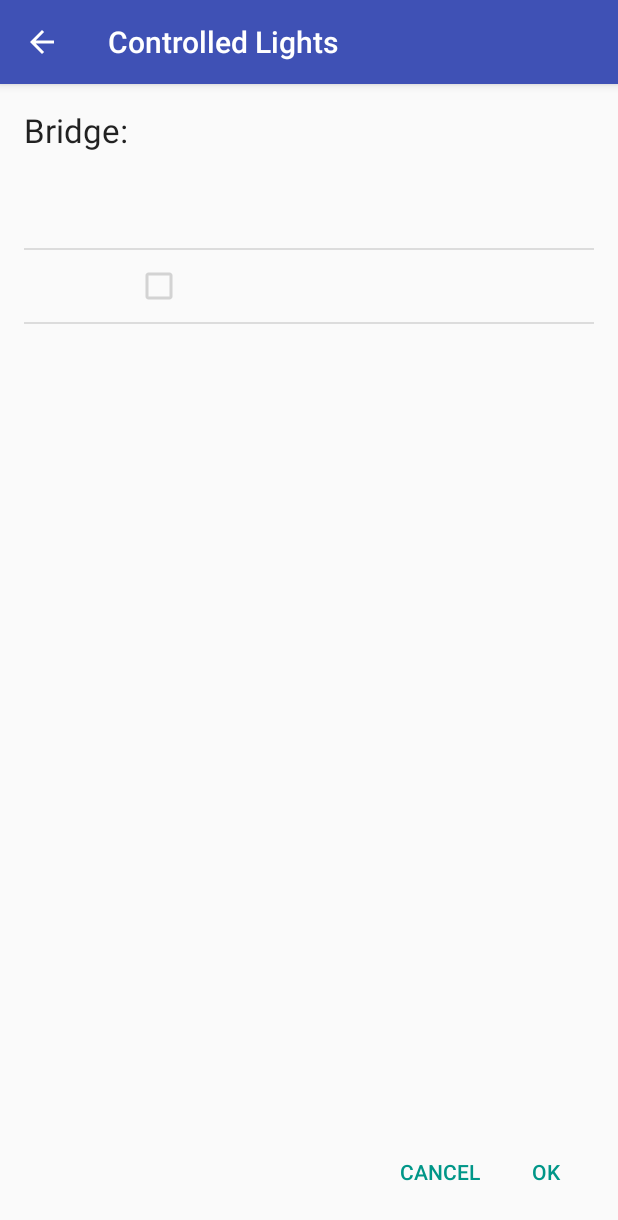
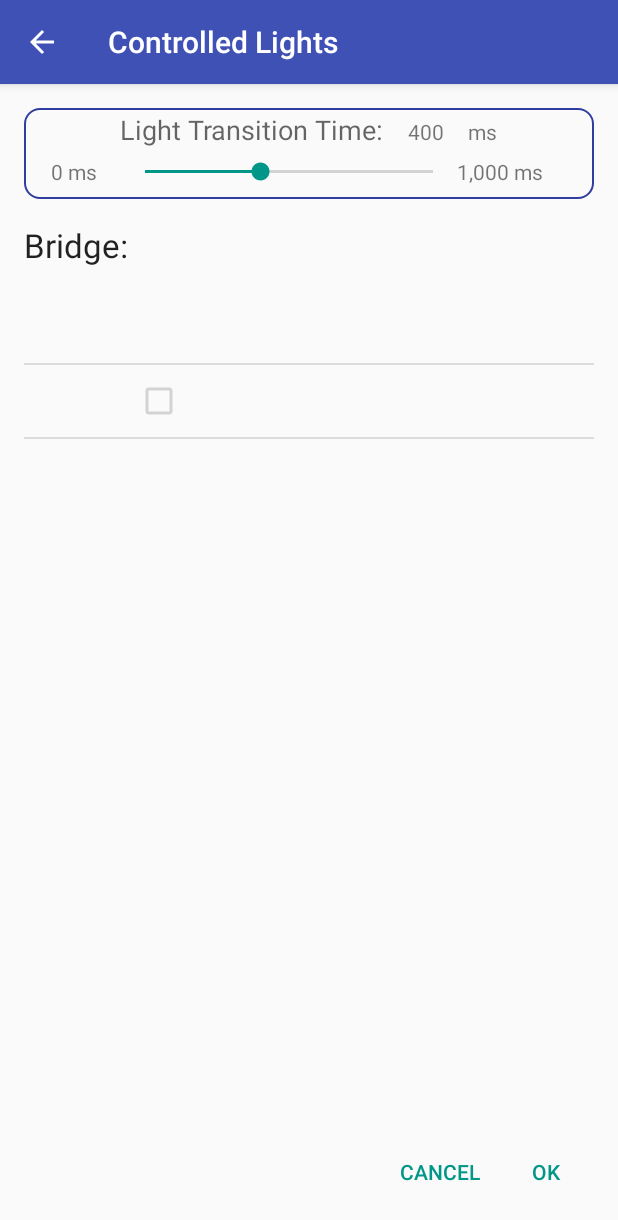
Before and after one commit to OakOnEll/HueMatch, an Android app: the ControlledLightsActivity screen opened directly, with no data from a screen before it, on a phone screen of 412 x 824 dp. Shown: the top 1220 px of the screen. Run offline under Robolectric (Android 15) with nearby library versions, the phone set to English and light mode, and no system bars; 11 statements that could not run were skipped.

Commit message:
Transition time on settings page..

```diff
--- a/app/build.gradle
+++ b/app/build.gradle
@@ -7,8 +7,8 @@ android {
         applicationId "com.oakonell.huematch"
         minSdkVersion 21
         targetSdkVersion 25
-        versionCode 3
-        versionName "1.02"
+        versionCode 4
+        versionName "1.04"
         testInstrumentationRunner "android.support.test.runner.AndroidJUnitRunner"
     }
     buildTypes {
--- a/app/src/main/java/com/oakonell/huematch/ControlledLightsActivity.java
+++ b/app/src/main/java/com/oakonell/huematch/ControlledLightsActivity.java
@@ -21,6 +21,7 @@ import android.widget.Button;
 import android.widget.CheckBox;
 import android.widget.CompoundButton;
 import android.widget.ImageView;
+import android.widget.SeekBar;
 import android.widget.TextView;
 
 import com.philips.lighting.hue.sdk.PHHueSDK;
@@ -47,6 +48,9 @@ public class ControlledLightsActivity extends AppCompatActivity {
     private RoomLightsAdapter lightsAdapter;
     private TextView bridgeNameView;
     private HueSharedPreferences prefs;
+
+    private TextView transition_time;
+    private SeekBar transition_time_seek;
 
     @Override
     protected void onCreate(Bundle savedInstanceState) {
@@ -94,6 +98,9 @@ public class ControlledLightsActivity extends AppCompatActivity {
             }
         });
 
+        transition_time = (TextView) findViewById(R.id.transition_time);
+        transition_time_seek = (SeekBar) findViewById(R.id.transition_time_seek);
+
         bridgeNameView = (TextView) findViewById(R.id.bridge_name);
 
         lightsListView = (RecyclerView) findViewById(R.id.lights_list);
@@ -111,6 +118,10 @@ public class ControlledLightsActivity extends AppCompatActivity {
                     }
                 }
                 prefs.setControlledLightIds(result);
+
+                // save the transition time
+                int transitionTime = transition_time_seek.getProgress();
+                prefs.setTransitionTime(transitionTime);
 
                 finish();
             }
@@ -146,6 +157,31 @@ public class ControlledLightsActivity extends AppCompatActivity {
         bridgeNameView.setText(bridgeName);
 
         prefs = HueSharedPreferences.getInstance(getApplicationContext());
+
+
+        // setup the transition time
+        transition_time.setText(Integer.toString(prefs.getTransitionTime()));
+        transition_time_seek.setProgress(prefs.getTransitionTime());
+        transition_time_seek.setOnSeekBarChangeListener(new SeekBar.OnSeekBarChangeListener() {
+            @Override
+            public void onProgressChanged(SeekBar seekBar, int progress, boolean fromUser) {
+                transition_time_seek.setProgress(progress);
+                transition_time.setText(Integer.toString(progress));
+            }
+
+            @Override
+            public void onStartTrackingTouch(SeekBar seekBar) {
+
+            }
+
+            @Override
+            public void onStopTrackingTouch(SeekBar seekBar) {
+
+            }
+        });
+
+
+        // setup controlled lights
         Set<String> controlledIds = prefs.getControlledLightIds();
 
         List<LightOrRoom> list = new ArrayList<>();
--- a/app/src/main/java/com/oakonell/huematch/HueMatcherActivity.java
+++ b/app/src/main/java/com/oakonell/huematch/HueMatcherActivity.java
@@ -126,6 +126,7 @@ public class HueMatcherActivity extends AppCompatActivity {
     private CaptureState captureState = CaptureState.OFF;
 
     private PHHueSDK phHueSDK;
+    private int transitionTimeMs;
 
     private long start;
 
@@ -648,6 +649,7 @@ public class HueMatcherActivity extends AppCompatActivity {
         if (controlledIds.isEmpty()) {
             launchLightChooser();
         }
+        transitionTimeMs = prefs.getTransitionTime();
 
         startBackgroundThread();
         if (textureView.isAvailable()) {
@@ -703,7 +705,7 @@ public class HueMatcherActivity extends AppCompatActivity {
 
             // To validate your lightstate is valid (before sending to the bridge) you can use:
             // String validState = lightState.validateState();
-            lightState.setTransitionTime(0);
+            lightState.setTransitionTime(transitionTimeMs);
             if (light.getLightType() == PHLight.PHLightType.CT_COLOR_LIGHT || light.getLightType() == PHLight.PHLightType.COLOR_LIGHT) {
                 float[] xy = HueUtils.colorToXY(colorAndBrightness.getColor(), light);
                 lightState.setX(xy[0]);
--- a/app/src/main/java/com/oakonell/huematch/HueSharedPreferences.java
+++ b/app/src/main/java/com/oakonell/huematch/HueSharedPreferences.java
@@ -12,6 +12,9 @@ public class HueSharedPreferences {
     private static final String HUE_SHARED_PREFERENCES_STORE = "HueSharedPrefs";
     private static final String LAST_CONNECTED_USERNAME = "LastConnectedUsername";
     private static final String LAST_CONNECTED_IP = "LastConnectedIP";
+    private static final String TRANSITION_TIME = "transitionTime";
+    private static final int DEFAULT_TRANSITION_TIME = 400;
+
 
     private static final String CONTROLLED_LIGHT_IDS = "controlledLightIds";
 
@@ -60,4 +63,14 @@ public class HueSharedPreferences {
         mSharedPreferencesEditor.putStringSet(CONTROLLED_LIGHT_IDS, ids);
         return mSharedPreferencesEditor.commit();
     }
+
+    public int getTransitionTime() {
+        return mSharedPreferences.getInt(TRANSITION_TIME, DEFAULT_TRANSITION_TIME);
+    }
+
+    public boolean setTransitionTime(int timeMs) {
+        mSharedPreferencesEditor.putInt(TRANSITION_TIME, timeMs);
+        return mSharedPreferencesEditor.commit();
+    }
+
 }
--- a/app/src/main/res/layout/content_controlled_lights.xml
+++ b/app/src/main/res/layout/content_controlled_lights.xml
@@ -14,9 +14,75 @@
     tools:showIn="@layout/activity_controlled_lights">
 
     <LinearLayout
+        android:layout_width="match_parent"
+        android:layout_height="wrap_content"
+        android:background="@drawable/view_group"
+        android:gravity="center_horizontal"
+        android:orientation="vertical">
+
+        <LinearLayout
+            android:layout_width="match_parent"
+            android:layout_height="wrap_content"
+            android:layout_gravity="center_horizontal"
+            android:gravity="center_horizontal"
+            android:orientation="horizontal">
+
+            <TextView
+                style="@android:style/TextAppearance.Material.Medium"
+                android:layout_width="wrap_content"
+                android:layout_height="wrap_content"
+                android:layout_marginRight="@dimen/text_margin"
+                android:text="@string/light_transition_time" />
+
+            <TextView
+                android:id="@+id/transition_time"
+                android:layout_width="wrap_content"
+                android:layout_height="wrap_content"
+                android:layout_marginRight="@dimen/text_margin"
+                tools:text="400" />
+
+            <TextView
+                android:layout_width="wrap_content"
+                android:layout_height="wrap_content"
+                android:text="ms" />
+        </LinearLayout>
+
+        <LinearLayout
+            android:layout_width="match_parent"
+            android:layout_height="wrap_content"
+            android:layout_gravity="center_horizontal"
+            android:layout_marginLeft="16dp"
+            android:layout_marginRight="16dp"
+            android:gravity="center_horizontal|center_vertical"
+            android:orientation="horizontal">
+
+            <TextView
+                android:layout_width="wrap_content"
+                android:layout_height="wrap_content"
+                android:layout_marginRight="@dimen/text_margin"
+                android:text="0 ms" />
+
+            <SeekBar
+                android:id="@+id/transition_time_seek"
+                android:layout_width="0dp"
+                android:layout_height="32dp"
+                android:layout_weight="1"
+                android:max="1000" />
+
+            <TextView
+                android:layout_width="wrap_content"
+                android:layout_height="wrap_content"
+                android:layout_marginRight="@dimen/text_margin"
+                android:text="1,000 ms" />
+
+        </LinearLayout>
+    </LinearLayout>
+
+    <LinearLayout
         android:id="@+id/bridge_group"
         android:layout_width="match_parent"
         android:layout_height="wrap_content"
+        android:layout_marginTop="16dp"
         android:background="?attr/selectableItemBackground"
         android:orientation="horizontal">
 
@@ -36,12 +102,14 @@
 
     </LinearLayout>
 
+
     <android.support.v7.widget.RecyclerView
         android:id="@+id/lights_list"
         android:layout_width="match_parent"
         android:layout_height="0dp"
         android:layout_weight="1"
         tools:listitem="@layout/room_item" />
+
 
     <LinearLayout
         style="?android:attr/buttonBarStyle"
--- a/app/src/main/res/values/strings.xml
+++ b/app/src/main/res/values/strings.xml
@@ -27,4 +27,5 @@
     <string name="sample">Sample</string>
     <string name="about">About</string>
     <string name="bridge_icon">Bridge icon</string>
+    <string name="light_transition_time">Light Transition Time:</string>
 </resources>
```
